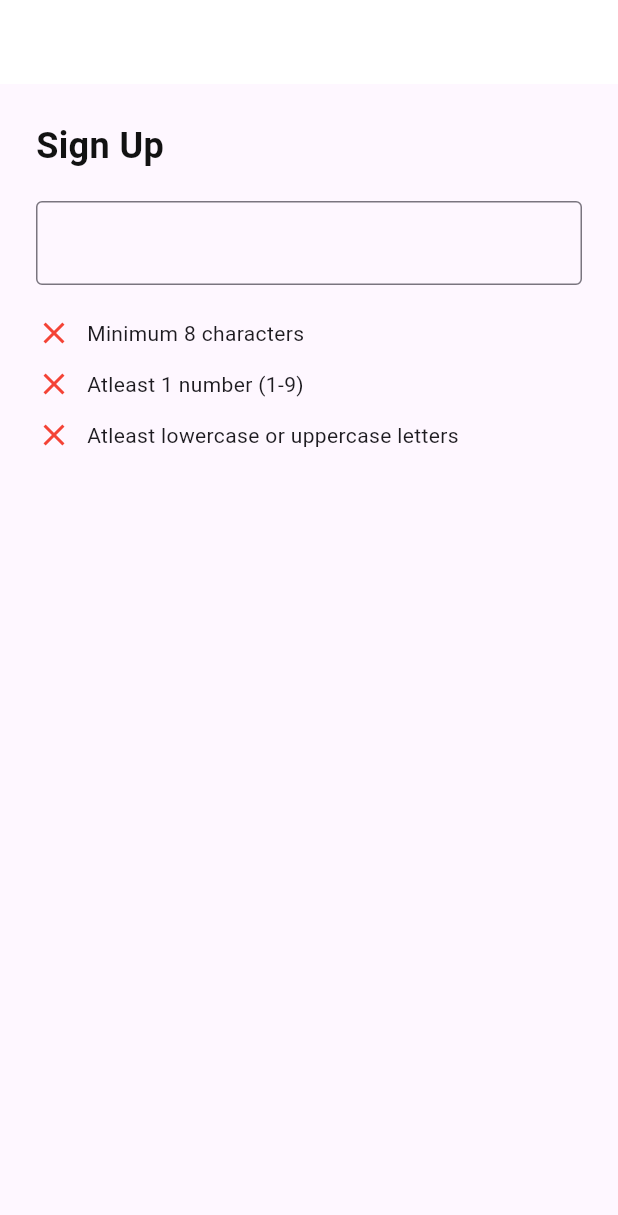
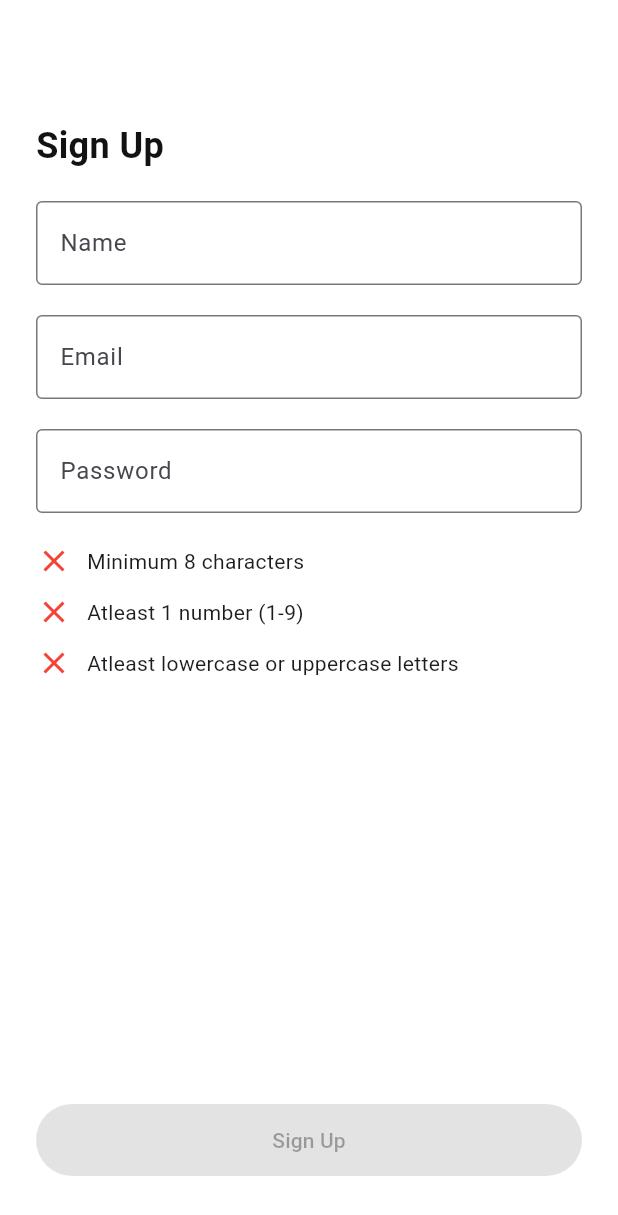
Before and after one commit to SalohiddinSayfiddinov/guruh5, a Flutter app: the screen it shows after launch, on a phone screen of 412 x 824 dp. Shown: the top 1215 px of the screen. Run offline on Flutter 3.47's test engine with Material 3 defaults, Android fonts, the phone set to English and light mode, and no system bars; our stand-ins replace flutter_bloc, flutter_svg, smooth_page_indicator.

Commit message:
signUp api connected

```diff
--- a/lib/core/widgets/app_buttons.dart
+++ b/lib/core/widgets/app_buttons.dart
@@ -5,7 +5,7 @@ class PrimaryButton extends StatelessWidget {
   final String title;
   final double height;
   final double radius;
-  final VoidCallback onPressed;
+  final VoidCallback? onPressed;
   const PrimaryButton({
     super.key,
     required this.title,
--- /dev/null
+++ b/lib/features/auth/data/repositories/auth_repo.dart
@@ -0,0 +1,31 @@
+import 'dart:convert';
+
+import 'package:guruh5/core/api/api.dart';
+import 'package:guruh5/core/services/error_handler.dart';
+import 'package:http/http.dart' as http;
+
+class AuthRepo {
+  Future<String> signUp({
+    required String email,
+    required String password,
+    required String name,
+  }) async {
+    try {
+      final response = await http.post(
+        Uri.parse(Api.signUp),
+        headers: {
+          'Content-Type': 'application/json',
+          'Accept': 'application/json',
+        },
+        body: jsonEncode({"email": email, "password": password, "name": name}),
+      );
+      final data = jsonDecode(response.body);
+      if (response.statusCode == 200 || response.statusCode == 201) {
+        return data['msg'];
+      }
+      throw parseDjangoError(data);
+    } catch (e) {
+      rethrow;
+    }
+  }
+}
--- /dev/null
+++ b/lib/features/auth/presentation/cubit/auth_cubit.dart
@@ -0,0 +1,25 @@
+import 'package:flutter_bloc/flutter_bloc.dart';
+import 'package:guruh5/features/auth/data/repositories/auth_repo.dart';
+import 'package:guruh5/features/auth/presentation/cubit/auth_state.dart';
+
+class AuthCubit extends Cubit<AuthState> {
+  AuthCubit() : super(AuthState());
+
+  Future<void> signUp({
+    required String email,
+    required String name,
+    required String password,
+  }) async {
+    emit(state.copyWith(isLoading: true));
+    try {
+      final message = await AuthRepo().signUp(
+        email: email,
+        password: password,
+        name: name,
+      );
+      emit(state.copyWith(message: message, isLoading: false));
+    } catch (e) {
+      emit(state.copyWith(error: e.toString(), isLoading: false));
+    }
+  }
+}
--- /dev/null
+++ b/lib/features/auth/presentation/cubit/auth_state.dart
@@ -0,0 +1,15 @@
+class AuthState {
+  final bool isLoading;
+  final String? error;
+  final String? message;
+
+  AuthState({this.isLoading = false, this.error, this.message});
+
+  AuthState copyWith({bool? isLoading, String? error, String? message}) {
+    return AuthState(
+      isLoading: isLoading ?? this.isLoading,
+      error: error ?? this.error,
+      message: message ?? this.message,
+    );
+  }
+}
--- a/lib/features/auth/presentation/pages/sign_up_page.dart
+++ b/lib/features/auth/presentation/pages/sign_up_page.dart
@@ -1,5 +1,10 @@
 import 'package:flutter/material.dart';
+import 'package:flutter_bloc/flutter_bloc.dart';
 import 'package:guruh5/core/theme/app_text_styles.dart';
+import 'package:guruh5/core/widgets/app_buttons.dart';
+import 'package:guruh5/features/auth/data/repositories/auth_repo.dart';
+import 'package:guruh5/features/auth/presentation/cubit/auth_cubit.dart';
+import 'package:guruh5/features/auth/presentation/cubit/auth_state.dart';
 
 class SignUpPage extends StatefulWidget {
   const SignUpPage({super.key});
@@ -9,30 +14,38 @@ class SignUpPage extends StatefulWidget {
 }
 
 class _SignUpPageState extends State<SignUpPage> {
-  final _controller = TextEditingController();
+  final _nameController = TextEditingController();
+  final _emailController = TextEditingController();
+  final _passwordController = TextEditingController();
+  final _formKey = GlobalKey<FormState>();
   @override
   void dispose() {
     super.dispose();
-    _controller.dispose();
+    _nameController.dispose();
+    _emailController.dispose();
+    _passwordController.dispose();
   }
 
   bool hasMinimum() {
-    return RegExp(r'.{8,}').hasMatch(_controller.text);
+    return RegExp(r'.{8,}').hasMatch(_passwordController.text);
   }
 
   bool hasNumber() {
-    return RegExp(r'\d').hasMatch(_controller.text);
+    return RegExp(r'\d').hasMatch(_passwordController.text);
   }
 
   bool hasLowerAndUpper() {
-    return RegExp(r'(?=.*[a-z])(?=.*[A-Z])').hasMatch(_controller.text);
+    return RegExp(r'(?=.*[a-z])(?=.*[A-Z])').hasMatch(_passwordController.text);
   }
 
   @override
   Widget build(BuildContext context) {
     return Scaffold(
+      backgroundColor: Colors.white,
       appBar: AppBar(backgroundColor: Colors.white),
-      body: ListView(
+      body: Form(
+        key: _formKey,
+        child: ListView(
           padding: EdgeInsets.all(24.0),
           children: [
             Text(
@@ -41,9 +54,47 @@ class _SignUpPageState extends State<SignUpPage> {
             ),
             SizedBox(height: 20.0),
             TextFormField(
-            controller: _controller,
+              controller: _nameController,
+              onTapOutside: (event) => FocusScope.of(context).unfocus(),
+              decoration: InputDecoration(
+                border: OutlineInputBorder(),
+                hintText: 'Name',
+              ),
+              validator: (value) {
+                if (value != null) {
+                  if (value.isEmpty) {
+                    return "Iltimos to'ldiring";
+                  }
+                }
+                return null;
+              },
+            ),
+            SizedBox(height: 20.0),
+            TextFormField(
+              controller: _emailController,
+              onTapOutside: (event) => FocusScope.of(context).unfocus(),
+              decoration: InputDecoration(
+                border: OutlineInputBorder(),
+                hintText: 'Email',
+              ),
+              validator: (value) {
+                if (value != null) {
+                  if (value.isEmpty) {
+                    return "Iltimos to'ldiring";
+                  }
+                }
+                return null;
+              },
+            ),
+            SizedBox(height: 20.0),
+            TextFormField(
+              controller: _passwordController,
+              onTapOutside: (event) => FocusScope.of(context).unfocus(),
               onChanged: (value) => setState(() {}),
-            decoration: InputDecoration(border: OutlineInputBorder()),
+              decoration: InputDecoration(
+                border: OutlineInputBorder(),
+                hintText: 'Password',
+              ),
             ),
 
             SizedBox(height: 20.0),
@@ -54,6 +105,46 @@ class _SignUpPageState extends State<SignUpPage> {
               'Atleast lowercase or uppercase letters',
             ),
           ],
+        ),
+      ),
+      bottomNavigationBar: BlocConsumer<AuthCubit, AuthState>(
+        listener: (context, state) {
+          if (state.error != null) {
+            ScaffoldMessenger.of(
+              context,
+            ).showSnackBar(SnackBar(content: Text(state.error!)));
+          }
+          if (state.message != null) {
+            ScaffoldMessenger.of(
+              context,
+            ).showSnackBar(SnackBar(content: Text(state.message!)));
+
+            // Navigator();
+          }
+        },
+        builder: (context, state) {
+          return Padding(
+            padding: EdgeInsets.all(24.0).copyWith(bottom: 40.0),
+            child: PrimaryButton(
+              title: state.isLoading ? 'Loading...' : 'Sign Up',
+              onPressed:
+                  state.isLoading ||
+                          !hasMinimum() ||
+                          !hasNumber() ||
+                          !hasLowerAndUpper()
+                      ? null
+                      : () async {
+                        if (_formKey.currentState?.validate() ?? false) {
+                          context.read<AuthCubit>().signUp(
+                            email: _emailController.text.trim(),
+                            name: _nameController.text.trim(),
+                            password: _passwordController.text.trim(),
+                          );
+                        }
+                      },
+            ),
+          );
+        },
       ),
     );
   }
--- a/lib/main.dart
+++ b/lib/main.dart
@@ -1,10 +1,10 @@
 import 'package:flutter/material.dart';
 import 'package:flutter_bloc/flutter_bloc.dart';
+import 'package:guruh5/features/auth/presentation/cubit/auth_cubit.dart';
 import 'package:guruh5/features/auth/presentation/pages/sign_up_page.dart';
 import 'package:guruh5/features/home/presentation/cubit/counter_cubit.dart';
 import 'package:guruh5/features/home/presentation/cubit/home_cubit.dart';
 import 'package:guruh5/features/home/presentation/cubit/post_cubit.dart';
-import 'package:guruh5/features/onboarding/pages/onboarding_page.dart';
 // import 'package:yandex_maps_mapkit_lite/init.dart';
 
 void main() async {
@@ -26,7 +26,7 @@ class MyApp extends StatelessWidget {
       ),
       home: MultiBlocProvider(
         providers: [
-          BlocProvider(create: (context) => CounterCubit()),
+          BlocProvider(create: (context) => AuthCubit()),
           BlocProvider(create: (context) => HomeCubit()),
           BlocProvider(create: (context) => PostCubit()),
         ],
--- a/pubspec.yaml
+++ b/pubspec.yaml
@@ -54,7 +54,7 @@ dev_dependencies:
   # rules and activating additional ones.
   flutter_lints: ^5.0.0
   hive_generator: ^2.0.1
-  build_runner: ^2.5.4
+  build_runner: ^2.4.13
 
 
 # For information on the generic Dart part of this file, see the
```
Also changed, not shown: lib/core/api/api.dart (added, +10 -0 lines), lib/core/services/error_handler.dart (added, +50 -0 lines), pubspec.lock, 3 other files. Lines whose indentation alone changed are shown as unchanged.
